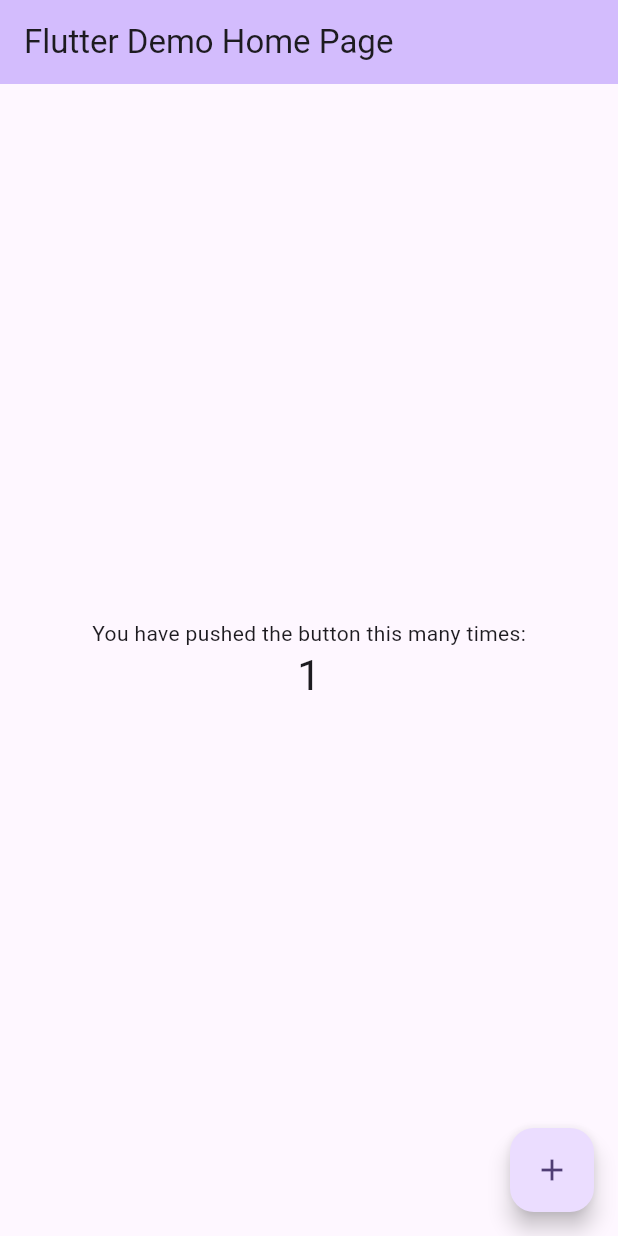
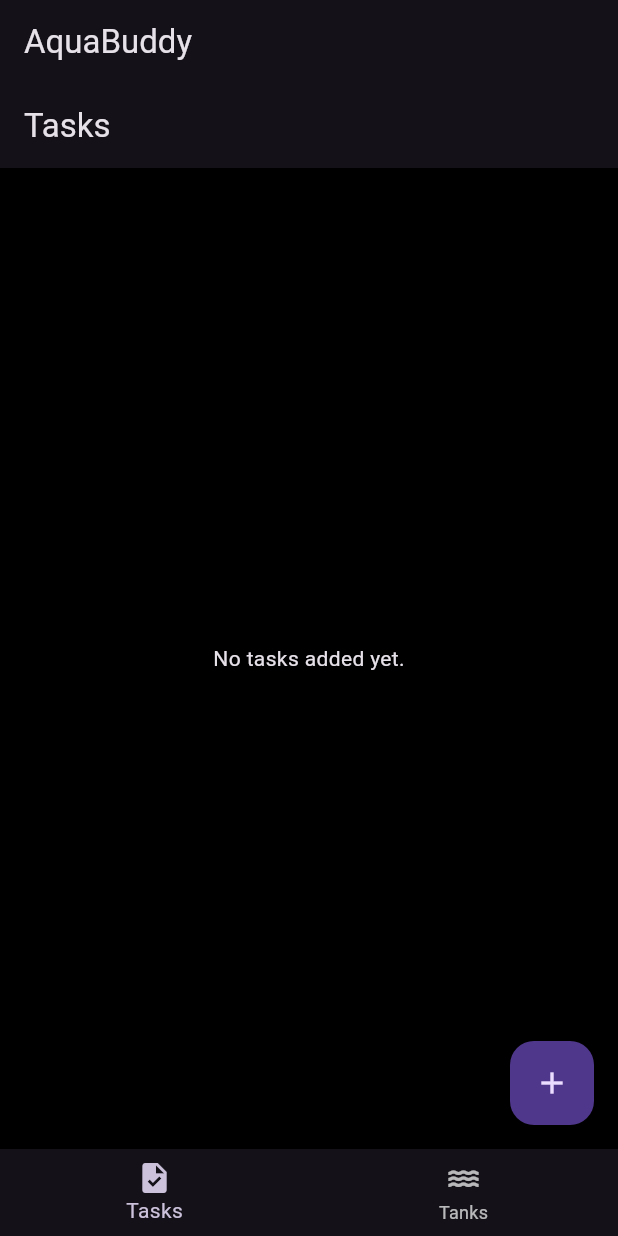
Before and after one commit to urlockGaur/AquaBuddy_fp, a Flutter app: the screen it shows after launch, after a tap on the "add" icon, on a phone screen of 412 x 824 dp. Run offline on Flutter 3.47's test engine with Material 3 defaults, Android fonts, the phone set to English and light mode, and no system bars; our stand-ins replace flutter_colorpicker, hive, hive_flutter; accounts and stored records are empty; generated files the repository leaves out were written again.

Commit message:
project settings/sdk/jdk updates to run app properly
initialize Hive (db)

```diff
--- a/lib/main.dart
+++ b/lib/main.dart
@@ -1,125 +1,36 @@
 import 'package:flutter/material.dart';
+import 'package:aquabuddy/screens/home_screen.dart';
+import 'package:hive_flutter/hive_flutter.dart';
 
-void main() {
-  runApp(const MyApp());
+import 'models/tank.dart';
+import 'models/task.dart';
+
+void main() async {
+  WidgetsFlutterBinding.ensureInitialized();
+  await Hive.initFlutter();
+
+  Hive.registerAdapter(TankAdapter());
+  Hive.registerAdapter(TaskAdapter());
+
+  await Hive.openBox<Tank>('tanks');
+  await Hive.openBox<Task>('tasks');
+
+  runApp(AquaBuddyApp());
 }
 
-class MyApp extends StatelessWidget {
-  const MyApp({super.key});
+class AquaBuddyApp extends StatelessWidget {
+  const AquaBuddyApp({super.key});
 
-  // This widget is the root of your application.
   @override
   Widget build(BuildContext context) {
     return MaterialApp(
-      title: 'Flutter Demo',
-      theme: ThemeData(
-        // This is the theme of your application.
-        //
-        // TRY THIS: Try running your application with "flutter run". You'll see
-        // the application has a purple toolbar. Then, without quitting the app,
-        // try changing the seedColor in the colorScheme below to Colors.green
-        // and then invoke "hot reload" (save your changes or press the "hot
-        // reload" button in a Flutter-supported IDE, or press "r" if you used
-        // the command line to start the app).
-        //
-        // Notice that the counter didn't reset back to zero; the application
-        // state is not lost during the reload. To reset the state, use hot
-        // restart instead.
-        //
-        // This works for code too, not just values: Most code changes can be
-        // tested with just a hot reload.
-        colorScheme: ColorScheme.fromSeed(seedColor: Colors.deepPurple),
-        useMaterial3: true,
+      debugShowCheckedModeBanner: false,
+      title: 'AquaBuddy',
+      theme: ThemeData.dark().copyWith(
+        primaryColor: Colors.teal,
+        scaffoldBackgroundColor: Colors.black,
       ),
-      home: const MyHomePage(title: 'Flutter Demo Home Page'),
+      home: const HomeScreen(),
     );
   }
 }
-
-class MyHomePage extends StatefulWidget {
-  const MyHomePage({super.key, required this.title});
-
-  // This widget is the home page of your application. It is stateful, meaning
-  // that it has a State object (defined below) that contains fields that affect
-  // how it looks.
-
-  // This class is the configuration for the state. It holds the values (in this
-  // case the title) provided by the parent (in this case the App widget) and
-  // used by the build method of the State. Fields in a Widget subclass are
-  // always marked "final".
-
-  final String title;
-
-  @override
-  State<MyHomePage> createState() => _MyHomePageState();
-}
-
-class _MyHomePageState extends State<MyHomePage> {
-  int _counter = 0;
-
-  void _incrementCounter() {
-    setState(() {
-      // This call to setState tells the Flutter framework that something has
-      // changed in this State, which causes it to rerun the build method below
-      // so that the display can reflect the updated values. If we changed
-      // _counter without calling setState(), then the build method would not be
-      // called again, and so nothing would appear to happen.
-      _counter++;
-    });
-  }
-
-  @override
-  Widget build(BuildContext context) {
-    // This method is rerun every time setState is called, for instance as done
-    // by the _incrementCounter method above.
-    //
-    // The Flutter framework has been optimized to make rerunning build methods
-    // fast, so that you can just rebuild anything that needs updating rather
-    // than having to individually change instances of widgets.
-    return Scaffold(
-      appBar: AppBar(
-        // TRY THIS: Try changing the color here to a specific color (to
-        // Colors.amber, perhaps?) and trigger a hot reload to see the AppBar
-        // change color while the other colors stay the same.
-        backgroundColor: Theme.of(context).colorScheme.inversePrimary,
-        // Here we take the value from the MyHomePage object that was created by
-        // the App.build method, and use it to set our appbar title.
-        title: Text(widget.title),
-      ),
-      body: Center(
-        // Center is a layout widget. It takes a single child and positions it
-        // in the middle of the parent.
-        child: Column(
-          // Column is also a layout widget. It takes a list of children and
-          // arranges them vertically. By default, it sizes itself to fit its
-          // children horizontally, and tries to be as tall as its parent.
-          //
-          // Column has various properties to control how it sizes itself and
-          // how it positions its children. Here we use mainAxisAlignment to
-          // center the children vertically; the main axis here is the vertical
-          // axis because Columns are vertical (the cross axis would be
-          // horizontal).
-          //
-          // TRY THIS: Invoke "debug painting" (choose the "Toggle Debug Paint"
-          // action in the IDE, or press "p" in the console), to see the
-          // wireframe for each widget.
-          mainAxisAlignment: MainAxisAlignment.center,
-          children: <Widget>[
-            const Text(
-              'You have pushed the button this many times:',
-            ),
-            Text(
-              '$_counter',
-              style: Theme.of(context).textTheme.headlineMedium,
-            ),
-          ],
-        ),
-      ),
-      floatingActionButton: FloatingActionButton(
-        onPressed: _incrementCounter,
-        tooltip: 'Increment',
-        child: const Icon(Icons.add),
-      ), // This trailing comma makes auto-formatting nicer for build methods.
-    );
-  }
-}
--- a/lib/models/task.dart
+++ b/lib/models/task.dart
@@ -0,0 +1,21 @@
+import 'package:hive/hive.dart';
+
+part 'task.g.dart';
+
+@HiveType(typeId: 1)
+class Task extends HiveObject {
+  @HiveField(0)
+  String title;
+
+  @HiveField(1)
+  String description;
+
+  @HiveField(2)
+  bool isCompleted; // Now mutable
+
+  Task({
+    required this.title,
+    required this.description,
+    this.isCompleted = false,
+  });
+}
--- a/lib/screens/home_screen.dart
+++ b/lib/screens/home_screen.dart
@@ -0,0 +1,43 @@
+import 'package:flutter/material.dart';
+import 'tasks_screen.dart';
+import 'tank_screen.dart';
+
+class HomeScreen extends StatefulWidget {
+  const HomeScreen({super.key});
+
+  @override
+  _HomeScreenState createState() => _HomeScreenState();
+}
+
+class _HomeScreenState extends State<HomeScreen> {
+  int _currentIndex = 0;
+
+  final List<Widget> _pages = [
+     TasksScreen(),
+     TankScreen(),
+  ];
+
+  @override
+  Widget build(BuildContext context) {
+    return Scaffold(
+      appBar: AppBar(
+        title: const Text('AquaBuddy'),
+      ),
+      body: _pages[_currentIndex],
+      bottomNavigationBar: BottomNavigationBar(
+        currentIndex: _currentIndex,
+        onTap: (index) => setState(() => _currentIndex = index),
+        items: const [
+          BottomNavigationBarItem(
+            icon: Icon(Icons.task),
+            label: 'Tasks',
+          ),
+          BottomNavigationBarItem(
+            icon: Icon(Icons.water),
+            label: 'Tanks',
+          ),
+        ],
+      ),
+    );
+  }
+}
--- a/lib/screens/tasks_screen.dart
+++ b/lib/screens/tasks_screen.dart
@@ -0,0 +1,47 @@
+import 'package:flutter/material.dart';
+import 'package:hive/hive.dart';
+import 'package:hive_flutter/adapters.dart';
+import '../models/task.dart';
+
+class TasksScreen extends StatelessWidget {
+  @override
+  Widget build(BuildContext context) {
+    final tasksBox = Hive.box<Task>('tasks');
+
+    return Scaffold(
+      appBar: AppBar(
+        title: Text('Tasks'),
+      ),
+      body: ValueListenableBuilder(
+        valueListenable: tasksBox.listenable(),
+        builder: (context, Box<Task> box, _) {
+          if (box.isEmpty) {
+            return Center(child: Text('No tasks added yet.'));
+          }
+
+          return ListView.builder(
+            itemCount: box.length,
+            itemBuilder: (context, index) {
+              final task = box.getAt(index);
+              return CheckboxListTile(
+                title: Text(task!.title),
+                subtitle: Text(task.description),
+                value: task.isCompleted,
+                onChanged: (value) {
+                  task.isCompleted = value!;
+                  task.save();
+                },
+              );
+            },
+          );
+        },
+      ),
+      floatingActionButton: FloatingActionButton(
+        onPressed: () {
+          // Navigate to Add Task Page
+        },
+        child: Icon(Icons.add),
+      ),
+    );
+  }
+}
--- a/pubspec.yaml
+++ b/pubspec.yaml
@@ -42,6 +42,8 @@ dependencies:
   provider: ^6.0.5
   flutter_colorpicker: ^1.1.0
 dev_dependencies:
+  build_runner: ^2.4.6 # The latest compatible version
+  hive_generator: ^2.0.0 # Required for Hive model code generation
   flutter_test:
     sdk: flutter
 
```
Also changed, not shown: lib/models/tank.dart (+17 -0 lines), lib/screens/add_tank_screen.dart (+66 -0 lines), lib/screens/tank_screen.dart (+51 -0 lines), pubspec.lock, 5 other files.
